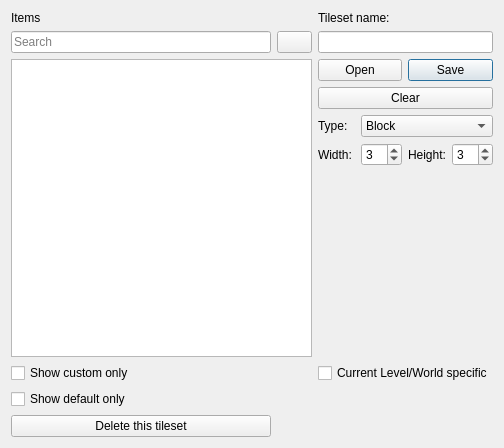
WohlSoft/Moondust-Project, file Editor/tools/tilesets/tileset_editor.ui: the form before one commit.
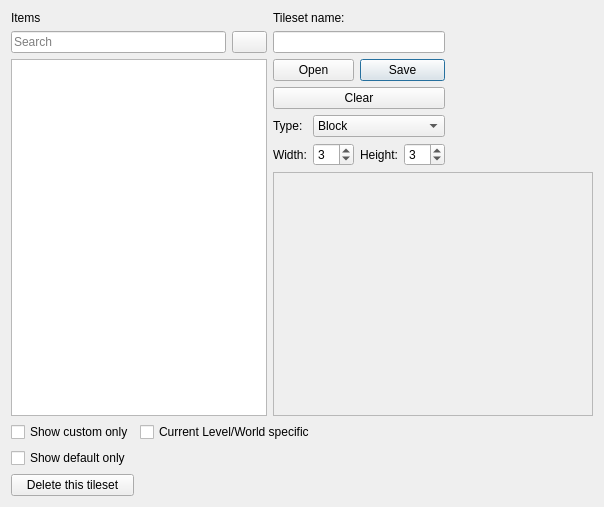
The form after the commit. Icons and pictures are not drawn.

Diff of the .ui file:
```diff
--- a/Editor/tools/tilesets/tileset_editor.ui
+++ b/Editor/tools/tilesets/tileset_editor.ui
@@ -6,8 +6,8 @@
    <rect>
     <x>0</x>
     <y>0</y>
-    <width>504</width>
-    <height>448</height>
+    <width>604</width>
+    <height>507</height>
    </rect>
   </property>
   <property name="windowTitle">
@@ -18,154 +18,13 @@
     <normaloff>:/images/cat_builder/cat_builder_48.png</normaloff>:/images/cat_builder/cat_builder_48.png</iconset>
   </property>
   <layout class="QGridLayout" name="gridLayout_2">
-   <item row="0" column="0">
-    <widget class="QLabel" name="label">
+   <item row="4" column="0">
+    <widget class="QCheckBox" name="defaultOnly">
      <property name="text">
-      <string>Items</string>
+      <string>Show default only</string>
      </property>
     </widget>
    </item>
-   <item row="0" column="2" rowspan="3">
-    <layout class="QGridLayout" name="tilesetLayoutContainer">
-     <item row="4" column="1" colspan="3">
-      <widget class="QComboBox" name="comboBox">
-       <item>
-        <property name="text">
-         <string>Block</string>
-        </property>
-       </item>
-       <item>
-        <property name="text">
-         <string>BGO</string>
-        </property>
-       </item>
-       <item>
-        <property name="text">
-         <string>NPC</string>
-        </property>
-       </item>
-       <item>
-        <property name="text">
-         <string>Terrain tile</string>
-        </property>
-       </item>
-       <item>
-        <property name="text">
-         <string>Scenery</string>
-        </property>
-       </item>
-       <item>
-        <property name="text">
-         <string>Path</string>
-        </property>
-       </item>
-       <item>
-        <property name="text">
-         <string>Level</string>
-        </property>
-       </item>
-      </widget>
-     </item>
-     <item row="4" column="0">
-      <widget class="QLabel" name="label_2">
-       <property name="text">
-        <string>Type:</string>
-       </property>
-      </widget>
-     </item>
-     <item row="5" column="3">
-      <widget class="QSpinBox" name="spin_height">
-       <property name="minimum">
-        <number>1</number>
-       </property>
-       <property name="maximum">
-        <number>20</number>
-       </property>
-       <property name="value">
-        <number>3</number>
-       </property>
-      </widget>
-     </item>
-     <item row="5" column="1">
-      <widget class="QSpinBox" name="spin_width">
-       <property name="minimum">
-        <number>1</number>
-       </property>
-       <property name="maximum">
-        <number>20</number>
-       </property>
-       <property name="value">
-        <number>3</number>
-       </property>
-      </widget>
-     </item>
-     <item row="3" column="0" colspan="4">
-      <widget class="QPushButton" name="clearTileset">
-       <property name="text">
-        <string>Clear</string>
-       </property>
-      </widget>
-     </item>
-     <item row="2" column="2" colspan="2">
-      <widget class="QPushButton" name="SaveTileset">
-       <property name="text">
-        <string>Save</string>
-       </property>
-       <property name="default">
-        <bool>true</bool>
-       </property>
-      </widget>
-     </item>
-     <item row="0" column="0" colspan="4">
-      <widget class="QLabel" name="label_3">
-       <property name="text">
-        <string>Tileset name:</string>
-       </property>
-      </widget>
-     </item>
-     <item row="2" column="0" colspan="2">
-      <widget class="QPushButton" name="OpenTileset">
-       <property name="text">
-        <string>Open</string>
-       </property>
-      </widget>
-     </item>
-     <item row="5" column="2">
-      <widget class="QLabel" name="label_height">
-       <property name="text">
-        <string>Height:</string>
-       </property>
-      </widget>
-     </item>
-     <item row="6" column="0" colspan="4">
-      <layout class="QVBoxLayout" name="tilesetLayoutWidgetContainer">
-       <item>
-        <spacer name="verticalSpacer">
-         <property name="orientation">
-          <enum>Qt::Vertical</enum>
-         </property>
-         <property name="sizeHint" stdset="0">
-          <size>
-           <width>1</width>
-           <height>40</height>
-          </size>
-         </property>
-        </spacer>
-       </item>
-      </layout>
-     </item>
-     <item row="5" column="0">
-      <widget class="QLabel" name="label_width">
-       <property name="text">
-        <string>Width:</string>
-       </property>
-      </widget>
-     </item>
-     <item row="1" column="0" colspan="4">
-      <widget class="QLineEdit" name="TilesetName"/>
-     </item>
-    </layout>
-   </item>
    <item row="3" column="0">
     <widget class="QCheckBox" name="customOnly">
      <property name="text">
@@ -173,13 +32,6 @@
      </property>
     </widget>
    </item>
-   <item row="3" column="2">
-    <widget class="QCheckBox" name="specific">
-     <property name="text">
-      <string>Current Level/World specific</string>
-     </property>
-    </widget>
-   </item>
    <item row="5" column="0">
     <widget class="QPushButton" name="delete_me">
      <property name="text">
@@ -187,61 +39,299 @@
      </property>
     </widget>
    </item>
-   <item row="4" column="0">
-    <widget class="QCheckBox" name="defaultOnly">
+   <item row="3" column="1">
+    <widget class="QCheckBox" name="specific">
      <property name="text">
-      <string>Show default only</string>
+      <string>Current Level/World specific</string>
      </property>
     </widget>
    </item>
-   <item row="1" column="0">
-    <widget class="QLineEdit" name="search">
-     <property name="placeholderText">
-      <string>Search</string>
+   <item row="2" column="0" colspan="3">
+    <widget class="QFrame" name="frame">
+     <property name="frameShape">
+      <enum>QFrame::NoFrame</enum>
      </property>
-     <property name="clearButtonEnabled">
-      <bool>true</bool>
+     <property name="frameShadow">
+      <enum>QFrame::Plain</enum>
      </property>
+     <layout class="QGridLayout" name="gridLayout" rowstretch="0,0,10,100" columnstretch="0,0,1000">
+      <property name="leftMargin">
+       <number>0</number>
+      </property>
+      <property name="topMargin">
+       <number>0</number>
+      </property>
+      <property name="rightMargin">
+       <number>0</number>
+      </property>
+      <property name="bottomMargin">
+       <number>0</number>
+      </property>
+      <item row="1" column="0">
+       <widget class="QLineEdit" name="search">
+        <property name="placeholderText">
+         <string>Search</string>
+        </property>
+        <property name="clearButtonEnabled">
+         <bool>true</bool>
+        </property>
+       </widget>
+      </item>
+      <item row="1" column="1">
+       <widget class="QPushButton" name="searchSetup">
+        <property name="maximumSize">
+         <size>
+          <width>35</width>
+          <height>16777215</height>
+         </size>
+        </property>
+        <property name="toolTip">
+         <string>Search settings</string>
+        </property>
+        <property name="icon">
+         <iconset resource="../../_resources/editor.qrc">
+          <normaloff>:/images/wrench_16x16.png</normaloff>:/images/wrench_16x16.png</iconset>
+        </property>
+       </widget>
+      </item>
+      <item row="3" column="2">
+       <widget class="QScrollArea" name="tilesetScrollArea">
+        <property name="widgetResizable">
+         <bool>true</bool>
+        </property>
+        <widget class="QWidget" name="scrollAreaWidgetContents">
+         <property name="geometry">
+          <rect>
+           <x>0</x>
+           <y>0</y>
+           <width>322</width>
+           <height>217</height>
+          </rect>
+         </property>
+         <layout class="QVBoxLayout" name="verticalLayout">
+          <property name="spacing">
+           <number>0</number>
+          </property>
+          <property name="leftMargin">
+           <number>0</number>
+          </property>
+          <property name="topMargin">
+           <number>0</number>
+          </property>
+          <property name="rightMargin">
+           <number>0</number>
+          </property>
+          <property name="bottomMargin">
+           <number>0</number>
+          </property>
+          <item>
+           <layout class="QVBoxLayout" name="tilesetLayoutWidgetContainer">
+            <item>
+             <spacer name="verticalSpacer">
+              <property name="orientation">
+               <enum>Qt::Vertical</enum>
+              </property>
+              <property name="sizeHint" stdset="0">
+               <size>
+                <width>1</width>
+                <height>40</height>
+               </size>
+              </property>
+             </spacer>
+            </item>
+           </layout>
+          </item>
+         </layout>
+        </widget>
+       </widget>
+      </item>
+      <item row="2" column="0" rowspan="2" colspan="2">
+       <widget class="QListView" name="listView">
+        <property name="dragEnabled">
+         <bool>true</bool>
+        </property>
+        <property name="dragDropMode">
+         <enum>QAbstractItemView::DragOnly</enum>
+        </property>
+        <property name="defaultDropAction">
+         <enum>Qt::IgnoreAction</enum>
+        </property>
+        <property name="iconSize">
+         <size>
+          <width>32</width>
+          <height>32</height>
+         </size>
+        </property>
+        <property name="movement">
+         <enum>QListView::Snap</enum>
+        </property>
+        <property name="resizeMode">
+         <enum>QListView::Adjust</enum>
+        </property>
+        <property name="viewMode">
+         <enum>QListView::IconMode</enum>
+        </property>
+       </widget>
+      </item>
+      <item row="0" column="0" colspan="2">
+       <widget class="QLabel" name="label">
+        <property name="text">
+         <string>Items</string>
+        </property>
+       </widget>
+      </item>
+      <item row="0" column="2" rowspan="3">
+       <layout class="QGridLayout" name="tilesetLayoutContainer">
+        <item row="4" column="0">
+         <widget class="QLabel" name="label_2">
+          <property name="text">
+           <string>Type:</string>
+          </property>
+         </widget>
+        </item>
+        <item row="4" column="1" colspan="3">
+         <widget class="QComboBox" name="comboBox">
+          <item>
+           <property name="text">
+            <string>Block</string>
+           </property>
+          </item>
+          <item>
+           <property name="text">
+            <string>BGO</string>
+           </property>
+          </item>
+          <item>
+           <property name="text">
+            <string>NPC</string>
+           </property>
+          </item>
+          <item>
+           <property name="text">
+            <string>Terrain tile</string>
+           </property>
+          </item>
+          <item>
+           <property name="text">
+            <string>Scenery</string>
+           </property>
+          </item>
+          <item>
+           <property name="text">
+            <string>Path</string>
+           </property>
+          </item>
+          <item>
+           <property name="text">
+            <string>Level</string>
+           </property>
+          </item>
+         </widget>
+        </item>
+        <item row="5" column="0">
+         <widget class="QLabel" name="label_width">
+          <property name="text">
+           <string>Width:</string>
+          </property>
+         </widget>
+        </item>
+        <item row="1" column="0" colspan="4">
+         <widget class="QLineEdit" name="TilesetName"/>
+        </item>
+        <item row="2" column="2" colspan="2">
+         <widget class="QPushButton" name="SaveTileset">
+          <property name="text">
+           <string>Save</string>
+          </property>
+          <property name="default">
+           <bool>true</bool>
+          </property>
+         </widget>
+        </item>
+        <item row="5" column="3">
+         <widget class="QSpinBox" name="spin_height">
+          <property name="minimum">
+           <number>1</number>
+          </property>
+          <property name="maximum">
+           <number>20</number>
+          </property>
+          <property name="value">
+           <number>3</number>
+          </property>
+         </widget>
+        </item>
+        <item row="3" column="0" colspan="4">
+         <widget class="QPushButton" name="clearTileset">
+          <property name="text">
+           <string>Clear</string>
+          </property>
+         </widget>
+        </item>
+        <item row="2" column="0" colspan="2">
+         <widget class="QPushButton" name="OpenTileset">
+          <property name="text">
+           <string>Open</string>
+          </property>
+         </widget>
+        </item>
+        <item row="5" column="1">
+         <widget class="QSpinBox" name="spin_width">
+          <property name="minimum">
+           <number>1</number>
+          </property>
+          <property name="maximum">
+           <number>20</number>
+          </property>
+          <property name="value">
+           <number>3</number>
+          </property>
+         </widget>
+        </item>
+        <item row="5" column="2">
+         <widget class="QLabel" name="label_height">
+          <property name="text">
+           <string>Height:</string>
+          </property>
+         </widget>
+        </item>
+        <item row="0" column="0" colspan="4">
+         <widget class="QLabel" name="label_3">
+          <property name="text">
+           <string>Tileset name:</string>
+          </property>
+         </widget>
+        </item>
+        <item row="0" column="4" rowspan="6">
+         <spacer name="horizontalSpacer">
+          <property name="orientation">
+           <enum>Qt::Horizontal</enum>
+          </property>
+          <property name="sizeHint" stdset="0">
+           <size>
+            <width>40</width>
+            <height>20</height>
+           </size>
+          </property>
+         </spacer>
+        </item>
+       </layout>
+      </item>
+     </layout>
     </widget>
    </item>
-   <item row="1" column="1">
-    <widget class="QPushButton" name="searchSetup">
-     <property name="maximumSize">
-      <size>
-       <width>35</width>
-       <height>16777215</height>
-      </size>
+   <item row="3" column="2">
+    <spacer name="horizontalSpacer_2">
+     <property name="orientation">
+      <enum>Qt::Horizontal</enum>
      </property>
-     <property name="toolTip">
-      <string>Search settings</string>
-     </property>
-     <property name="icon">
-      <iconset resource="../../_resources/editor.qrc">
-       <normaloff>:/images/wrench_16x16.png</normaloff>:/images/wrench_16x16.png</iconset>
-     </property>
-    </widget>
-   </item>
-   <item row="2" column="0" colspan="2">
-    <widget class="QListView" name="listView">
-     <property name="minimumSize">
+     <property name="sizeHint" stdset="0">
       <size>
-       <width>150</width>
-       <height>0</height>
+       <width>40</width>
+       <height>20</height>
       </size>
      </property>
-     <property name="iconSize">
-      <size>
-       <width>32</width>
-       <height>32</height>
-      </size>
-     </property>
-     <property name="movement">
-      <enum>QListView::Snap</enum>
-     </property>
-     <property name="viewMode">
-      <enum>QListView::IconMode</enum>
-     </property>
-    </widget>
+    </spacer>
    </item>
   </layout>
  </widget>
```
Left out of the diff: 1 changed line with no effect on the pictures.
